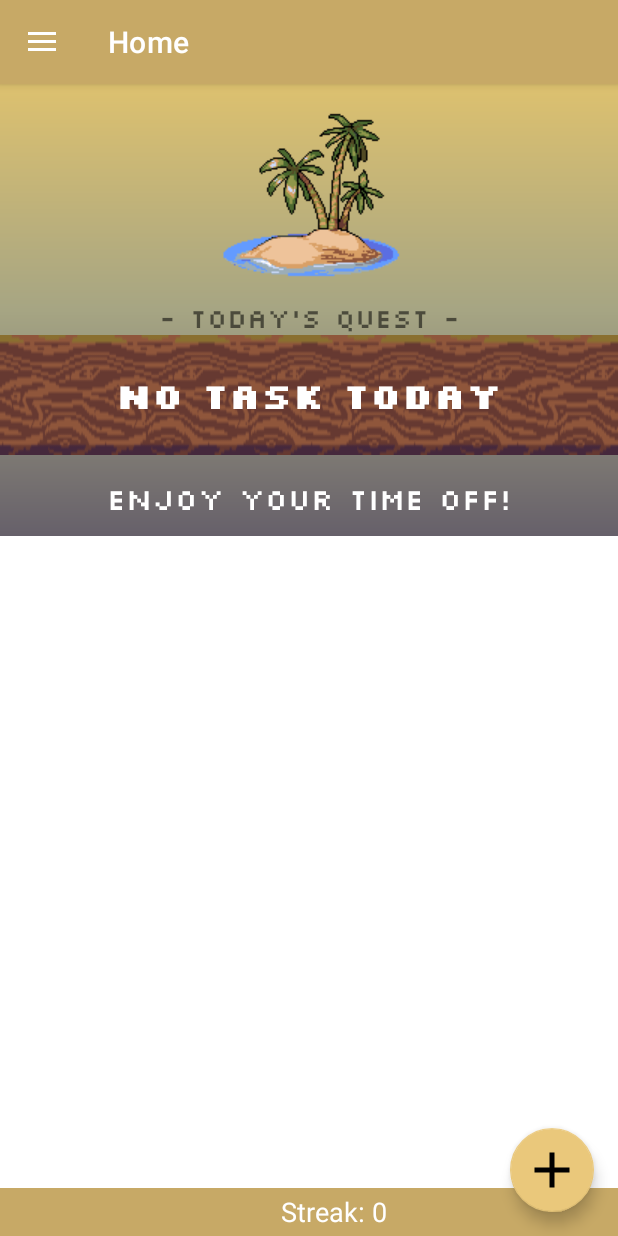
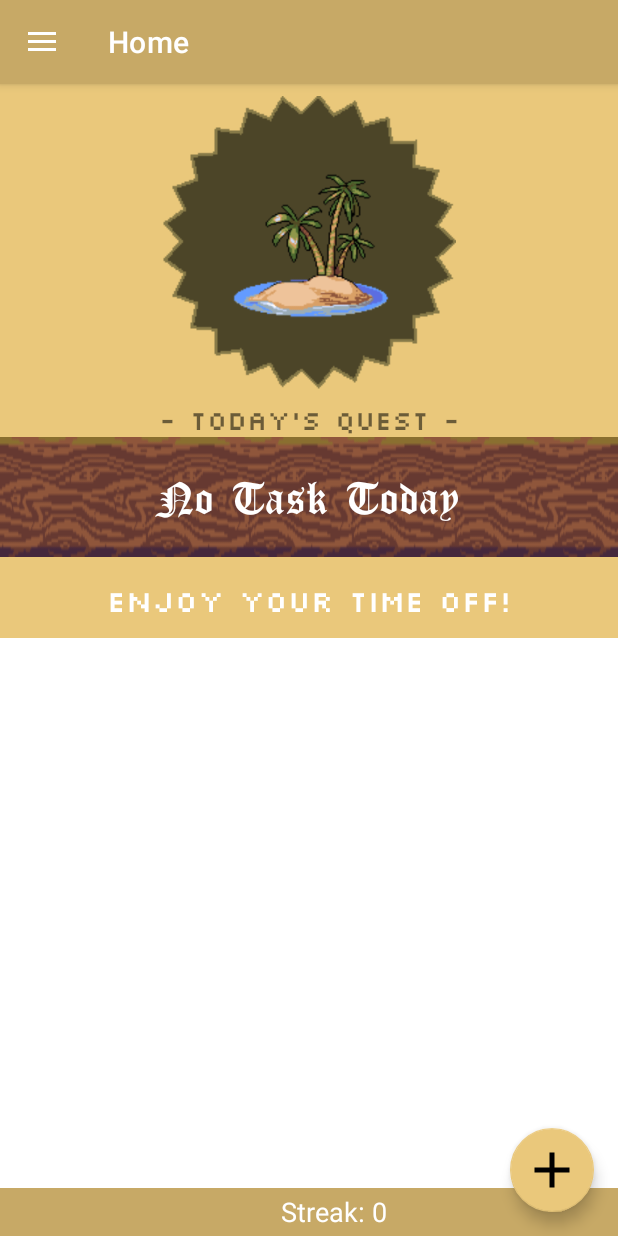
Before and after one commit to HahnJustin/Daily-Quest, an Android app: the screen it shows after launch (MainActivity), on a phone screen of 412 x 824 dp. Run offline under Robolectric (Android 15) with nearby library versions, the phone set to English and light mode, and no system bars; our stand-ins replace Room's generated code, navigation-ui; Roboto replaces fonts that are not available here.

Commit message:
Added Edit Button functionality on stored tasks
Also added a rotating image behind the scroll image
And new font - cloister black

```diff
--- a/app/build.gradle.kts
+++ b/app/build.gradle.kts
@@ -2,6 +2,7 @@ plugins {
     alias(libs.plugins.android.application)
     alias(libs.plugins.kotlin.android)
     id("com.google.devtools.ksp") version "1.9.0-1.0.13"
+    id("androidx.navigation.safeargs.kotlin")
 }
 
 android {
--- a/app/src/main/kotlin/com/example/dailyquest/NotificationReceiver.kt
+++ b/app/src/main/kotlin/com/example/dailyquest/NotificationReceiver.kt
@@ -194,7 +194,6 @@ class NotificationReceiver : BroadcastReceiver() {
         notificationManager.notify(1001, notificationBuilder.build())
     }
 
-
     fun BroadcastReceiver.doAsync(
         appScope: CoroutineScope,
         coroutineContext: CoroutineContext = EmptyCoroutineContext,
--- a/app/src/main/kotlin/com/example/dailyquest/ui/home/HomeFragment.kt
+++ b/app/src/main/kotlin/com/example/dailyquest/ui/home/HomeFragment.kt
@@ -8,6 +8,9 @@ import android.view.View
 import android.view.View.INVISIBLE
 import android.view.View.VISIBLE
 import android.view.ViewGroup
+import android.view.animation.Animation
+import android.view.animation.LinearInterpolator
+import android.view.animation.RotateAnimation
 import android.widget.Button
 import android.widget.ImageView
 import androidx.fragment.app.Fragment
@@ -81,6 +84,23 @@ class HomeFragment : Fragment() {
 
         scrollImage = binding.scrollImage
         completeButton = binding.completeQuestButton
+
+        // Find the rotating background image
+        val rotatingBackground = view?.findViewById<ImageView>(R.id.rotating_background)
+
+        // Create a rotation animation
+        val rotateAnimation = RotateAnimation(
+            0f, 360f,
+            Animation.RELATIVE_TO_SELF, 0.5f,
+            Animation.RELATIVE_TO_SELF, 0.5f
+        ).apply {
+            duration = 20000
+            repeatCount = Animation.INFINITE
+            interpolator = LinearInterpolator()
+        }
+
+        // Start the animation
+        rotatingBackground?.startAnimation(rotateAnimation)
 
         if(task != null) {
             Log.d("HomeFragment", "Current Task is ${task.name}")
--- a/app/src/main/res/drawable/main_background.xml
+++ b/app/src/main/res/drawable/main_background.xml
@@ -2,8 +2,8 @@
     android:shape="rectangle">
     <gradient
         android:angle="270"
-        android:centerColor="#a6a583"
-        android:endColor="#66606a"
-        android:startColor="#ddc16f"
+        android:centerColor="#7B5D3C"
+        android:endColor="#C7A966"
+        android:startColor="#E7A966"
         android:type="linear" />
 </shape>
--- a/app/src/main/res/layout/fragment_add_quest.xml
+++ b/app/src/main/res/layout/fragment_add_quest.xml
@@ -6,10 +6,8 @@
     android:gravity="center"
     android:padding="16dp">
 
-    <!-- TODO: Update blank fragment layout -->
-
     <TextView
-        android:id="@+id/quest_label"
+        android:id="@+id/action_label"
         android:layout_width="297dp"
         android:layout_height="49dp"
         android:layout_marginBottom="8dp"
--- a/app/src/main/res/layout/fragment_database_viewer.xml
+++ b/app/src/main/res/layout/fragment_database_viewer.xml
@@ -30,4 +30,5 @@
         android:layout_height="0dp"
         android:layout_weight="1"
         android:scrollbars="vertical" />
+
 </LinearLayout>
--- a/app/src/main/res/layout/fragment_home.xml
+++ b/app/src/main/res/layout/fragment_home.xml
@@ -1,4 +1,3 @@
-<?xml version="1.0" encoding="utf-8"?>
 <androidx.constraintlayout.widget.ConstraintLayout xmlns:android="http://schemas.android.com/apk/res/android"
     xmlns:app="http://schemas.android.com/apk/res-auto"
     xmlns:tools="http://schemas.android.com/tools"
@@ -15,23 +14,32 @@
             android:layout_height="wrap_content"
             android:orientation="vertical"
             android:gravity="top|center_horizontal"
-            android:layout_centerHorizontal="true">
+            android:layout_centerHorizontal="true"
+            android:background="@color/parchment_dark">
 
+            <!-- Rotating ImageView directly behind scroll_image -->
+            <FrameLayout
+                android:layout_width="match_parent"
+                android:layout_height="wrap_content">
 
-            <LinearLayout
-                android:layout_width="match_parent"
-                android:layout_height="wrap_content"
-                android:layout_centerHorizontal="true"
-                android:background="@drawable/main_background"
-                android:gravity="top|center_horizontal"
-                android:orientation="vertical">
-
+                <!-- Rotating ImageView -->
                 <ImageView
-                    android:id="@+id/scroll_image"
+                    android:id="@+id/rotating_background"
                     android:layout_width="match_parent"
                     android:layout_height="wrap_content"
                     android:padding="8dp"
+                    android:src="@drawable/scroll_bading" />
+
+                <!-- Scroll Image on top of the rotating image -->
+                <ImageView
+                    android:id="@+id/scroll_image"
+                    android:layout_width="128dp"
+                    android:layout_height="128dp"
+                    android:layout_gravity="center"
+                    android:padding="8dp"
                     android:src="@drawable/scroll_art" />
+
+            </FrameLayout>
 
             <TextView
                 android:id="@+id/daily_quest_label"
@@ -49,12 +57,12 @@
                 android:layout_height="80dp"
                 android:layout_marginBottom="8dp"
                 android:background="@drawable/long_wood"
-                    android:fontFamily="@font/silkscreen_bold"
+                android:fontFamily="@font/cloister_black"
                 android:gravity="center"
                 android:text="Task Name"
                 android:textAlignment="center"
                 android:textColor="@color/white"
-                    android:textSize="24sp" />
+                android:textSize="32sp" />
 
             <TextView
                 android:id="@+id/quest_desc_label"
@@ -68,14 +76,7 @@
                 android:text="Task Description"
                 android:textAlignment="center"
                 android:textSize="20sp"
-                    android:textColor="@color/white"
-                    app:layout_constraintBottom_toBottomOf="parent"
-                    app:layout_constraintEnd_toEndOf="parent"
-                    app:layout_constraintHorizontal_bias="1.0"
-                    app:layout_constraintStart_toStartOf="parent"
-                    app:layout_constraintTop_toTopOf="parent"
-                    app:layout_constraintVertical_bias="0.494" />
-
+                android:textColor="@color/white" />
         </LinearLayout>
 
 
@@ -87,7 +88,6 @@
             android:layout_centerInParent="true"
             android:layout_marginTop="32dp"
             android:layout_gravity="center" />
-        </LinearLayout>
 
         <LinearLayout
             android:layout_width="match_parent"
@@ -113,7 +113,7 @@
                 android:textAlignment="center"
                 android:textColor="@color/white"
                 android:textSize="18sp" />
+        </LinearLayout>
 
-        </LinearLayout>
     </RelativeLayout>
 </androidx.constraintlayout.widget.ConstraintLayout>
--- a/app/src/main/res/navigation/mobile_navigation.xml
+++ b/app/src/main/res/navigation/mobile_navigation.xml
@@ -15,7 +15,12 @@
         android:id="@+id/nav_add_quest"
         android:name="com.example.dailyquest.ui.addquest.AddQuestFragment"
         android:label="AddQuest"
-        tools:layout="@layout/fragment_add_quest" />
+        tools:layout="@layout/fragment_add_quest">
+        <argument
+            android:name="task"
+            app:argType="com.example.dailyquest.database.Task"
+            app:nullable="true"/>
+    </fragment>
 
     <fragment
         android:id="@+id/nav_settings"
@@ -27,5 +32,9 @@
         android:id="@+id/nav_data_viewer"
         android:name="com.example.dailyquest.ui.databaseviewer.DatabaseViewerFragment"
         android:label="@string/menu_dataviewer"
-        tools:layout="@layout/fragment_database_viewer" />
+        tools:layout="@layout/fragment_database_viewer">
+        <action
+            android:id="@+id/action_edit_task"
+            app:destination="@id/nav_add_quest"/>
+    </fragment>
 </navigation>
--- a/gradle/libs.versions.toml
+++ b/gradle/libs.versions.toml
@@ -13,6 +13,8 @@ lifecycleLivedataKtx = "2.6.1"
 lifecycleViewmodelKtx = "2.6.1"
 materialVersion = "1.12.0"
 navigationFragmentKtx = "2.6.0"
+navigationSafeArgsGradlePlugin = "2.8.2"
+navigationSafeArgsGradlePluginVersion = "2.5.3"
 navigationUiKtx = "2.6.0"
 preference = "1.2.1"
 room = "2.5.0"
@@ -20,6 +22,8 @@ workRuntimeKtx = "2.9.1"
 
 [libraries]
 androidx-core-ktx = { group = "androidx.core", name = "core-ktx", version.ref = "coreKtx" }
+androidx-navigation-safe-args-gradle-plugin = { module = "androidx.navigation:navigation-safe-args-gradle-plugin", version.ref = "navigationSafeArgsGradlePlugin" }
+androidx-navigation-safe-args-gradle-plugin-v253 = { module = "androidx.navigation:navigation-safe-args-gradle-plugin", version.ref = "navigationSafeArgsGradlePluginVersion" }
 androidx-preference = { module = "androidx.preference:preference", version.ref = "preference" }
 androidx-work-runtime-ktx-v271 = { module = "androidx.work:work-runtime-ktx", version.ref = "androidxWorkRuntimeKtx" }
 junit = { group = "junit", name = "junit", version.ref = "junit" }
```
Also changed, not shown: app/src/main/kotlin/com/example/dailyquest/database/Task.kt (+38 -1 lines), app/src/main/kotlin/com/example/dailyquest/ui/addquest/AddQuestFragment.kt (+103 -24 lines), app/src/main/kotlin/com/example/dailyquest/ui/databaseviewer/DatabaseViewerFragment.kt (+9 -3 lines), build.gradle.kts (+11 -0 lines), app/src/main/kotlin/com/example/dailyquest/database/TaskDao.kt (line endings or trailing spaces), app/src/main/res/font/cloister_black.ttf (added). Lines whose indentation alone changed are shown as unchanged.
